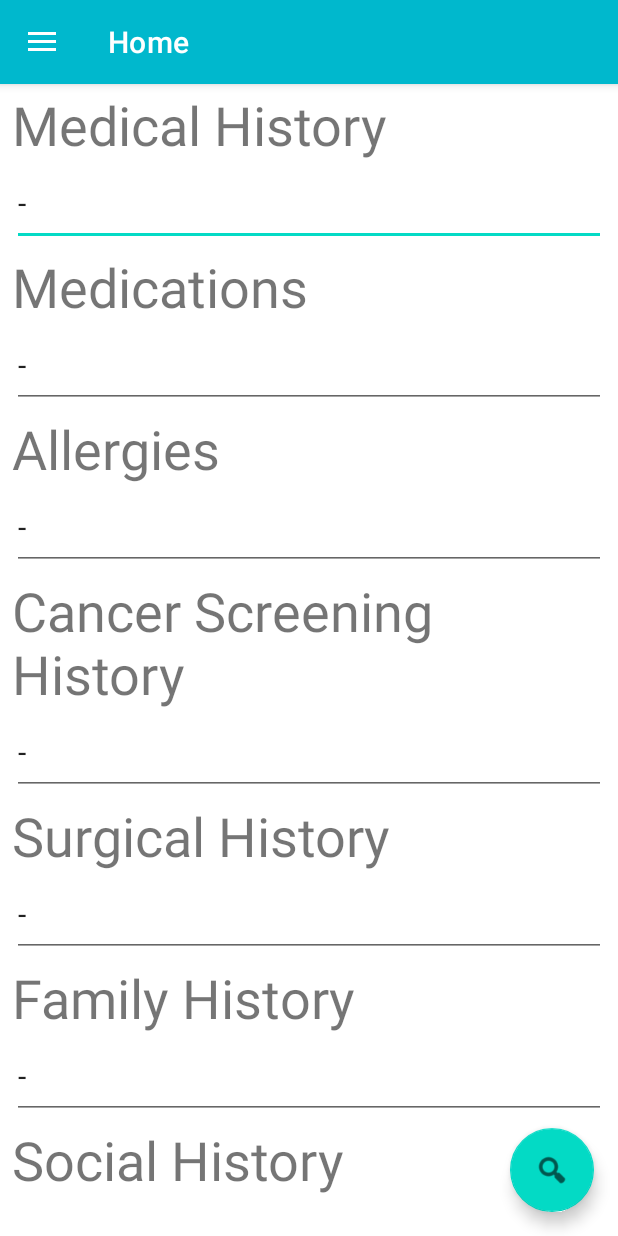
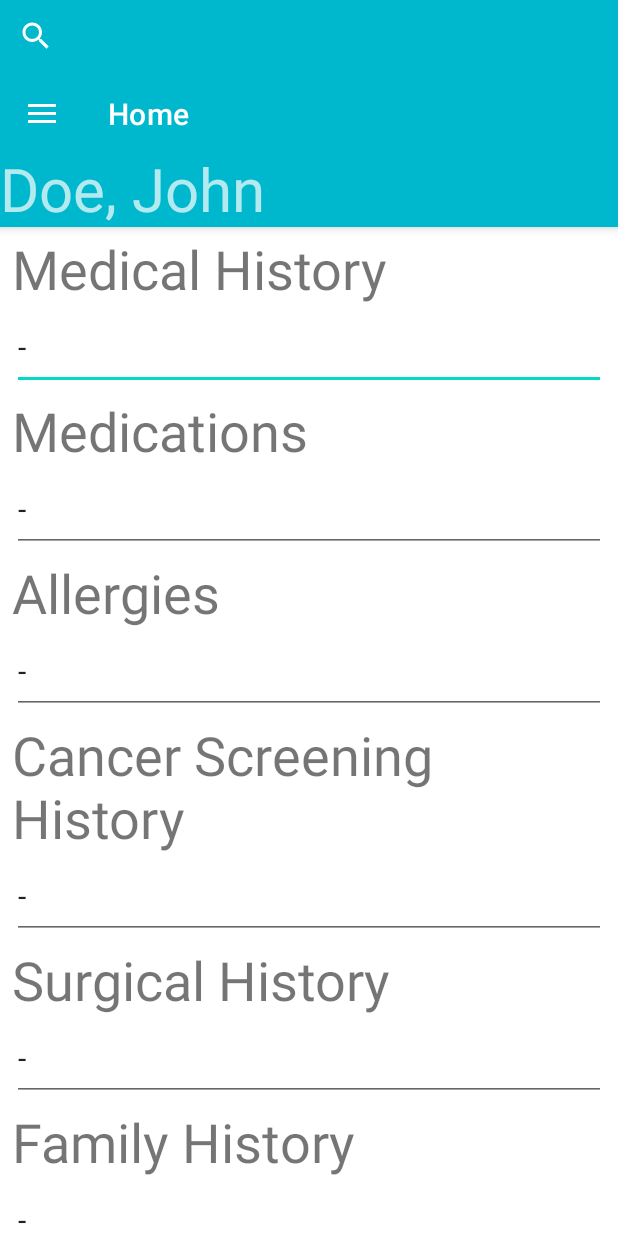
Before and after one commit to wan9william/DocuCare, an Android app: the screen it shows after launch (MainActivity), on a phone screen of 412 x 824 dp. Run offline under Robolectric (Android 15) with nearby library versions, the light colour scheme and no system bars; our stand-ins replace navigation-ui.

Commit message:
updated to editable text, updated to add patient name to title, created search bar

```diff
--- a/app/src/main/java/com/example/docucaredemov100/MainActivity.kt
+++ b/app/src/main/java/com/example/docucaredemov100/MainActivity.kt
@@ -25,12 +25,12 @@ class MainActivity : AppCompatActivity() {
             setContentView(binding.root)
 
             setSupportActionBar(binding.appBarMain.toolbar)
-
-            binding.appBarMain.fab.setOnClickListener { view ->
-                Snackbar.make(view, "Search(Unusable)", Snackbar.LENGTH_LONG)
-                    .setAction("Action", null)
-                    .setAnchorView(R.id.fab).show()
-        }
+//
+//            binding.appBarMain.fab.setOnClickListener { view ->
+//                Snackbar.make(view, "Search(Unusable)", Snackbar.LENGTH_LONG)
+//                    .setAction("Action", null)
+//                    .setAnchorView(R.id.fab).show()
+//        }
         val drawerLayout: DrawerLayout = binding.drawerLayout
         val navView: NavigationView = binding.navView
         val navController = findNavController(R.id.nav_host_fragment_content_main)
--- a/app/src/main/res/layout/app_bar_main.xml
+++ b/app/src/main/res/layout/app_bar_main.xml
@@ -10,7 +10,12 @@
         android:layout_width="match_parent"
         android:layout_height="wrap_content"
         android:theme="@style/Theme.DocuCareDemoV100.AppBarOverlay">
-
+        <SearchView
+            android:id="@+id/searchview"
+            android:layout_width="match_parent"
+            android:layout_height="wrap_content"
+            android:background="?attr/colorPrimary"
+        />
         <androidx.appcompat.widget.Toolbar
             android:id="@+id/toolbar"
             android:layout_width="match_parent"
@@ -18,17 +23,31 @@
             android:background="?attr/colorPrimary"
             app:popupTheme="@style/Theme.DocuCareDemoV100.PopupOverlay" />
 
+        <TextView
+            android:id="@+id/text_name"
+            android:text="Doe, John"
+            android:layout_width="match_parent"
+            android:layout_height="wrap_content"
+            android:layout_marginStart="0dp"
+            android:layout_marginTop="0dp"
+            android:layout_marginEnd="0dp"
+            android:includeFontPadding="false"
+            android:gravity="top"
+            android:textSize="40sp"
+            app:layout_constraintStart_toStartOf="parent"
+            app:layout_constraintTop_toBottomOf="@+id/text_medications"/>
+
     </com.google.android.material.appbar.AppBarLayout>
 
     <include layout="@layout/content_main" />
 
-    <com.google.android.material.floatingactionbutton.FloatingActionButton
-        android:id="@+id/fab"
-        android:layout_width="wrap_content"
-        android:layout_height="wrap_content"
-        android:layout_gravity="bottom|end"
-        android:layout_marginEnd="@dimen/fab_margin"
-        android:layout_marginBottom="16dp"
-        app:srcCompat="@android:drawable/ic_menu_search" />
+<!--    <com.google.android.material.floatingactionbutton.FloatingActionButton-->
+<!--        android:id="@+id/fab"-->
+<!--        android:layout_width="wrap_content"-->
+<!--        android:layout_height="wrap_content"-->
+<!--        android:layout_gravity="bottom|end"-->
+<!--        android:layout_marginEnd="@dimen/fab_margin"-->
+<!--        android:layout_marginBottom="16dp"-->
+<!--        app:srcCompat="@android:drawable/ic_menu_search" />-->
 
 </androidx.coordinatorlayout.widget.CoordinatorLayout>
--- a/app/src/main/res/layout/fragment_home.xml
+++ b/app/src/main/res/layout/fragment_home.xml
@@ -5,7 +5,14 @@
     android:layout_width="match_parent"
     android:layout_height="match_parent"
     tools:context=".ui.home.HomeFragment">
-
+    <ScrollView xmlns:android="http://schemas.android.com/apk/res/android"
+        android:layout_width="match_parent"
+        android:layout_height="match_parent"
+        android:fillViewport="true">
+        <TableLayout
+            android:layout_width="match_parent"
+            android:layout_height="match_parent"
+            android:stretchColumns="1">
             <TextView
                 android:id="@+id/text_home"
                 android:layout_width="match_parent"
@@ -47,7 +54,10 @@
                 android:includeFontPadding="false"
                 android:gravity="start"
                 android:textSize="20sp"
-        android:inputType="text"
+                android:inputType="textMultiLine"
+                android:textColorHint="?attr/colorPrimary"
+                android:ems="10"
+                android:imeOptions="actionDone"
                 app:layout_constraintStart_toStartOf="parent"
                 app:layout_constraintTop_toBottomOf="@+id/text_medical_history_title"/>
 
@@ -77,7 +87,10 @@
                 android:includeFontPadding="false"
                 android:gravity="start"
                 android:textSize="20sp"
-        android:inputType="text"
+                android:inputType="textMultiLine"
+                android:textColorHint="?attr/colorPrimary"
+                android:ems="10"
+                android:imeOptions="actionDone"
                 app:layout_constraintStart_toStartOf="parent"
                 app:layout_constraintTop_toBottomOf="@+id/text_medications_title"/>
 
@@ -107,7 +120,10 @@
                 android:includeFontPadding="false"
                 android:gravity="start"
                 android:textSize="20sp"
-        android:inputType="text"
+                android:inputType="textMultiLine"
+                android:textColorHint="?attr/colorPrimary"
+                android:ems="10"
+                android:imeOptions="actionDone"
                 app:layout_constraintStart_toStartOf="parent"
                 app:layout_constraintTop_toBottomOf="@+id/text_allergies_title"/>
 
@@ -137,6 +153,10 @@
                 android:includeFontPadding="false"
                 android:gravity="start"
                 android:textSize="20sp"
+                android:inputType="textMultiLine"
+                android:textColorHint="?attr/colorPrimary"
+                android:ems="10"
+                android:imeOptions="actionDone"
                 app:layout_constraintStart_toStartOf="parent"
                 app:layout_constraintTop_toBottomOf="@+id/text_cancer_screening_title"/>
 
@@ -166,6 +186,10 @@
                 android:includeFontPadding="false"
                 android:gravity="start"
                 android:textSize="20sp"
+                android:inputType="textMultiLine"
+                android:textColorHint="?attr/colorPrimary"
+                android:ems="10"
+                android:imeOptions="actionDone"
                 app:layout_constraintStart_toStartOf="parent"
                 app:layout_constraintTop_toBottomOf="@+id/text_surgical_history_title"/>
 
@@ -195,7 +219,10 @@
                 android:includeFontPadding="false"
                 android:gravity="start"
                 android:textSize="20sp"
-        android:inputType="text"
+                android:inputType="textMultiLine"
+                android:textColorHint="?attr/colorPrimary"
+                android:ems="10"
+                android:imeOptions="actionDone"
                 app:layout_constraintStart_toStartOf="parent"
                 app:layout_constraintTop_toBottomOf="@+id/text_family_history_title"/>
 
@@ -225,7 +252,10 @@
                 android:includeFontPadding="false"
                 android:gravity="start"
                 android:textSize="20sp"
-        android:inputType="text"
+                android:inputType="textMultiLine"
+                android:textColorHint="?attr/colorPrimary"
+                android:ems="10"
+                android:imeOptions="actionDone"
                 app:layout_constraintStart_toStartOf="parent"
                 app:layout_constraintTop_toBottomOf="@+id/text_social_history_title"/>
 
@@ -255,7 +285,13 @@
                 android:includeFontPadding="false"
                 android:gravity="start"
                 android:textSize="20sp"
-        android:inputType="text"
+                android:inputType="textMultiLine"
+                android:textColorHint="?attr/colorPrimary"
+                android:ems="10"
+                android:imeOptions="actionDone"
                 app:layout_constraintStart_toStartOf="parent"
                 app:layout_constraintTop_toBottomOf="@+id/text_advanced_care_planning_title"/>
+
+        </TableLayout>
+    </ScrollView>
 </androidx.constraintlayout.widget.ConstraintLayout>
--- a/app/src/main/res/layout/nav_header_main.xml
+++ b/app/src/main/res/layout/nav_header_main.xml
@@ -24,12 +24,12 @@
         android:layout_width="match_parent"
         android:layout_height="wrap_content"
         android:paddingTop="@dimen/nav_header_vertical_spacing"
-        android:text="Dr. Doctor Doctor"
+        android:text="Dr. Doctor"
         android:textAppearance="@style/TextAppearance.AppCompat.Body1" />
 
     <TextView
         android:id="@+id/textView"
         android:layout_width="wrap_content"
         android:layout_height="wrap_content"
-        android:text="DrDoctorDoctor@gmail.com" />
+        android:text="DrDoctor@gmail.com" />
 </LinearLayout>
```
Lines whose indentation alone changed are shown as unchanged.
